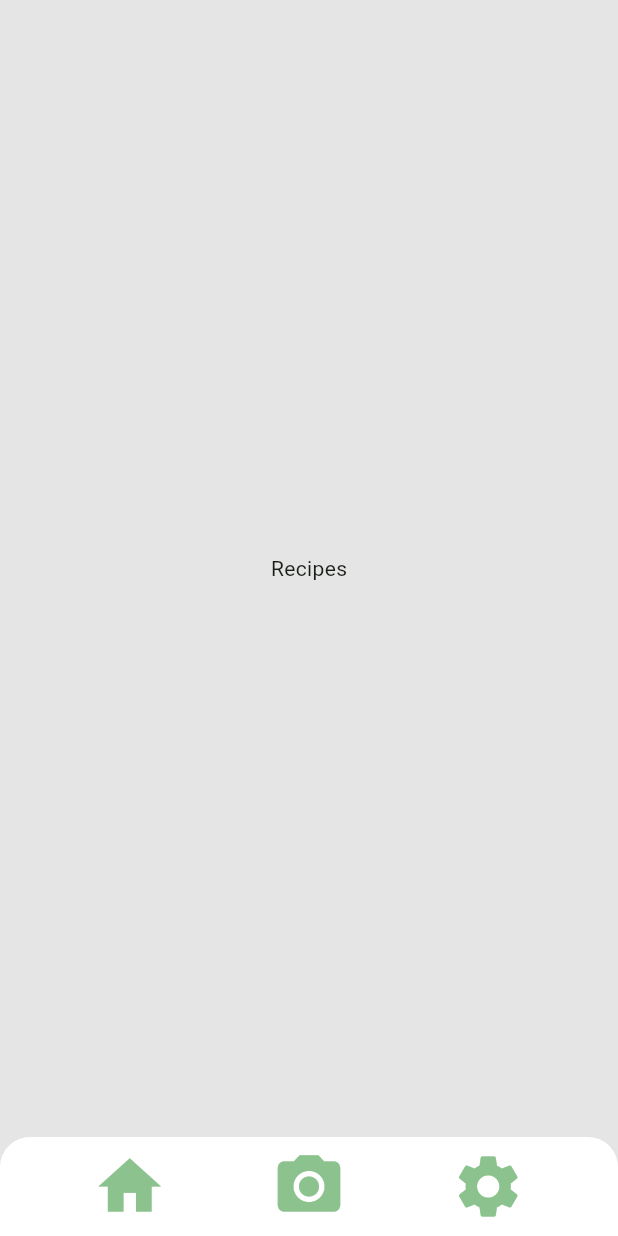
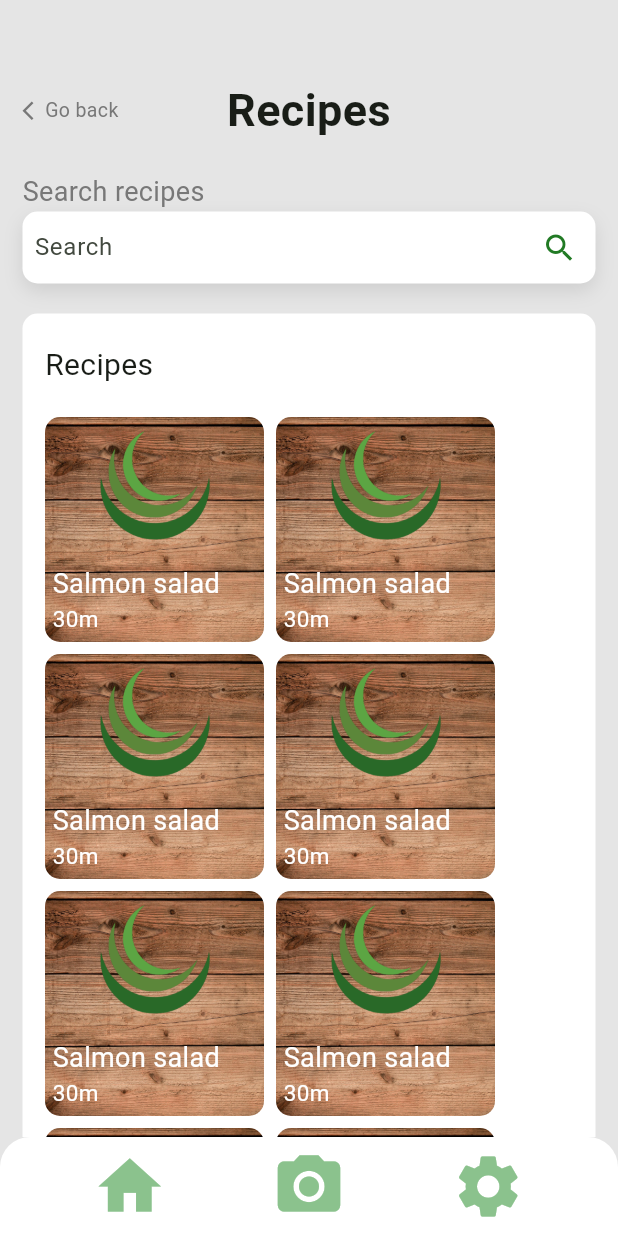
Before and after one commit to JarneLosschaert/FlavorAI, a Flutter app: the screen it shows after launch, after a tap on "Recipes", on a phone screen of 412 x 824 dp. Run offline on Flutter 3.47's test engine with Material 2 defaults, Android fonts, the phone set to English and light mode, and no system bars; our stand-ins replace camera, flutter_svg.

Commit message:
ui recipe page done

```diff
--- a/lib/UI/AppScreens.dart
+++ b/lib/UI/AppScreens.dart
@@ -33,7 +33,7 @@ class _AppScreensState extends State<AppScreens> {
 
   @override
   Widget build(BuildContext context) {
-    final List<Widget> _pages = [
+    final List<Widget> pages = [
       HomeScreen(
         onCardTapped: (index) {
           setState(() {
@@ -50,7 +50,10 @@ class _AppScreensState extends State<AppScreens> {
       backgroundColor: backgroundColor,
       body: AnimatedSwitcher(
         duration: const Duration(milliseconds: 100),
-        child: _pages[_currentIndex],
+        child: Container(
+          padding: const EdgeInsets.only(top: 32),
+          child: pages[_currentIndex],
+        ),
         transitionBuilder: (child, animation) {
           return FadeTransition(
             opacity: animation,
--- a/lib/UI/app_screens/RecipesScreen.dart
+++ b/lib/UI/app_screens/RecipesScreen.dart
@@ -1,3 +1,6 @@
+import 'package:flavor_ai_testing/UI/helpers/Searchbar.dart';
+import 'package:flavor_ai_testing/UI/helpers/General.dart';
+import 'package:flavor_ai_testing/constants/colors.dart';
 import 'package:flutter/material.dart';
 
 class RecipesScreen extends StatefulWidget {
@@ -10,8 +13,129 @@ class RecipesScreen extends StatefulWidget {
 class _RecipesScreenState extends State<RecipesScreen> {
   @override
   Widget build(BuildContext context) {
-    return const Center(
-      child: Text("Recipes"),
+    return SingleChildScrollView(
+        child:Container(
+      padding: const EdgeInsets.only(left: 15, right: 15),
+      child: Column(
+        children: [
+          const BasicTitle(text: "Recipes"),
+          const Subtitle(text: "Search recipes"),
+          SearchBarRecipes(
+            onSubmitted: (query) {
+              // Handle the search query (e.g., filter results)
+            },
+          ),
+          Container(height: 20),
+          const Recipes(),
+          Container(height: 20),
+        ],
+      ),
+        )
     );
   }
 }
+
+class Recipes extends StatelessWidget {
+  const Recipes({Key? key}) : super(key: key);
+
+  @override
+  Widget build(BuildContext context) {
+    return Container(
+      decoration: BoxDecoration(
+        borderRadius: BorderRadius.circular(10),
+        color: primaryBackgroundColor,
+      ),
+      alignment: Alignment.centerLeft,
+      padding: const EdgeInsets.only(left: 15, right: 15, top: 20),
+      child: Column(
+        crossAxisAlignment: CrossAxisAlignment.start,
+        children: [
+          const Text(
+            "Recipes",
+            style: TextStyle(
+              fontSize: 20,
+            ),
+          ),
+          Container(height: 20),
+          const Wrap(
+            spacing: 8,
+            runSpacing: 8,
+            children: [
+              Recipe(recipeTitle: "Salmon salad", time: "30m"),
+              Recipe(recipeTitle: "Salmon salad", time: "30m"),
+              Recipe(recipeTitle: "Salmon salad", time: "30m"),
+              Recipe(recipeTitle: "Salmon salad", time: "30m"),
+              Recipe(recipeTitle: "Salmon salad", time: "30m"),
+              Recipe(recipeTitle: "Salmon salad", time: "30m"),
+              Recipe(recipeTitle: "Salmon salad", time: "30m"),
+              Recipe(recipeTitle: "Salmon salad", time: "30m"),
+              Recipe(recipeTitle: "Salmon salad", time: "30m"),
+            ],
+          ),
+          Container(height: 20),
+        ],
+      ),
+    );
+  }
+}
+
+class Recipe extends StatelessWidget {
+  const Recipe({
+    Key? key,
+    required this.recipeTitle,
+    required this.time,
+  }) : super(key: key);
+
+  final String recipeTitle;
+  final String time;
+
+  @override
+  Widget build(BuildContext context) {
+    return Container(
+      decoration: BoxDecoration(
+        borderRadius: BorderRadius.circular(10),
+        image: const DecorationImage(
+          image: AssetImage('assets/images/background-recipe.jpg'),
+          fit: BoxFit.cover,
+        ),
+      ),
+      alignment: Alignment.centerLeft,
+      padding: const EdgeInsets.all(5),
+      height: 150,
+      width: 146,
+      child: Column(
+        mainAxisAlignment: MainAxisAlignment.spaceBetween,
+        crossAxisAlignment: CrossAxisAlignment.start,
+        children: [
+          Container(
+            alignment: Alignment.center,
+            child: const Image(
+              image: AssetImage('assets/logo/logo.png'),
+              height: 80,
+              width: 80,
+            ),
+          ),
+          Column(
+            crossAxisAlignment: CrossAxisAlignment.start,
+            children: [
+              Text(
+                recipeTitle,
+                style: TextStyle(
+                    fontSize: 18,
+                    color: tertiaryTextColor
+                ),
+              ),
+              Text(
+                time,
+                style: TextStyle(
+                    fontSize: 15,
+                    color: tertiaryTextColor
+                ),
+              ),
+            ],
+          )
+        ],
+      ),
+    );
+  }
+}
--- a/lib/UI/auth_screens/login_page.dart
+++ b/lib/UI/auth_screens/login_page.dart
@@ -48,7 +48,7 @@ class LoginPage extends StatelessWidget {
                     children: [
                       const SizedBox(height: 50),
                       SvgPicture.asset(
-                        'lib/images/LogoFlavorAI.svg',
+                        'assets/images/flavorAI.svg',
                         width: 125.0,
                         height: 125.0,
                       ),
--- a/lib/UI/auth_screens/register_page.dart
+++ b/lib/UI/auth_screens/register_page.dart
@@ -134,7 +134,7 @@ class RegisterPage extends StatelessWidget {
                     children: [
                       const SizedBox(height: 50),
                       SvgPicture.asset(
-                        'lib/images/LogoFlavorAI.svg',
+                        'assets/images/flavorAI.svg',
                         // Replace with the path to your SVG asset
                         width: 125.0, // Adjust the width as needed
                         height: 125.0, // Adjust the height as needed
--- /dev/null
+++ b/lib/UI/helpers/General.dart
@@ -0,0 +1,78 @@
+import 'package:flavor_ai_testing/constants/colors.dart';
+import 'package:flutter/material.dart';
+
+class BasicTitle extends StatelessWidget {
+  const BasicTitle({
+    Key? key,
+    required this.text,
+    this.withGoBack = true,
+  }) : super(key: key);
+
+  final String text;
+  final bool withGoBack;
+
+  @override
+  Widget build(BuildContext context) {
+    return Container(
+      padding: const EdgeInsets.only(top: 20, bottom: 20),
+      child: Row(
+        mainAxisAlignment: MainAxisAlignment.spaceBetween,
+        children: [
+          if (withGoBack)
+            Expanded(
+              child: Row(
+                children: [
+                  Icon(
+                    Icons.arrow_back_ios,
+                    color: secondaryTextColor,
+                    size: 15,
+                  ),
+                  Text(
+                    "Go back",
+                    style: TextStyle(
+                      fontSize: 13,
+                      color: secondaryTextColor,
+                    ),
+                  ),
+                ],
+              ),
+            )
+          else
+            Expanded(child: Container()),
+          Expanded(child: Text(
+            text,
+            textAlign: TextAlign.center,
+            style: const TextStyle(
+              fontSize: 30,
+              fontWeight: FontWeight.bold,
+            ),
+          )),
+          Expanded(child: Container()),
+        ],
+      ),
+    );
+  }
+}
+
+class Subtitle extends StatelessWidget {
+  const Subtitle({
+    Key? key,
+    required this.text,
+  }) : super(key: key);
+
+  final String text;
+
+  @override
+  Widget build(BuildContext context) {
+    return Container(
+      alignment: Alignment.centerLeft,
+      child: Text(
+        text,
+        style: TextStyle(
+          fontSize: 18,
+          color: secondaryTextColor,
+        ),
+      ),
+    );
+  }
+}
--- /dev/null
+++ b/lib/UI/helpers/Searchbar.dart
@@ -0,0 +1,77 @@
+import 'package:flavor_ai_testing/constants/colors.dart';
+import 'package:flutter/material.dart';
+
+class SearchBarRecipes extends StatefulWidget {
+  final ValueChanged<String> onSubmitted;
+
+  const SearchBarRecipes({Key? key, required this.onSubmitted}) : super(key: key);
+
+  @override
+  _SearchBarRecipesState createState() => _SearchBarRecipesState();
+}
+
+class _SearchBarRecipesState extends State<SearchBarRecipes> {
+  late TextEditingController _textEditingController;
+
+  @override
+  void initState() {
+    super.initState();
+    _textEditingController = TextEditingController();
+  }
+
+  @override
+  void dispose() {
+    _textEditingController.dispose();
+    super.dispose();
+  }
+
+  @override
+  Widget build(BuildContext context) {
+    return Container(
+      decoration: BoxDecoration(
+        borderRadius: BorderRadius.circular(10),
+        color: primaryBackgroundColor,
+        boxShadow: [
+          BoxShadow(
+            color: Colors.black.withOpacity(0.1),
+            blurRadius: 10,
+            offset: const Offset(0, 5),
+          ),
+        ],
+      ),
+      child: Row(
+        children: [
+          Expanded(
+            child: Padding(
+              padding: const EdgeInsets.only(left: 8),
+              child: TextField(
+                controller: _textEditingController,
+                decoration: const InputDecoration(
+                  hintText: 'Search',
+                  border: InputBorder.none,
+                ),
+                onSubmitted: (value) {
+                  widget.onSubmitted(value);
+                },
+              ),
+            ),
+          ),
+          Container(
+            decoration: BoxDecoration(
+              borderRadius: BorderRadius.circular(5),
+            ),
+            child: IconButton(
+              icon: Icon(
+                  Icons.search,
+                  color: primaryColor,
+              ),
+              onPressed: () {
+                widget.onSubmitted(_textEditingController.text);
+              },
+            ),
+          ),
+        ],
+      ),
+    );
+  }
+}
--- a/lib/constants/colors.dart
+++ b/lib/constants/colors.dart
@@ -18,4 +18,5 @@ Color primaryBackgroundColor = white;
 Color secondaryBackgroundColor = darkGrey;
 
 Color primaryTextColor = black;
-Color secondaryTextColor = white;
+Color secondaryTextColor = darkGrey;
+Color tertiaryTextColor = white;
--- a/pubspec.yaml
+++ b/pubspec.yaml
@@ -63,7 +63,9 @@ flutter:
   # the material Icons class.
   uses-material-design: true
   assets:
-    - lib/images/LogoFlavorAI.svg
+    - assets/images/flavorAI.svg
+    - assets/images/background-recipe.jpg
+    - assets/logo/logo.png
 
 
   # To add assets to your application, add an assets section, like this:
```
Also changed, not shown: assets/images/background-recipe.jpg (added), assets/images/flavorAI.svg (renamed from lib/images/LogoFlavorAI.svg), assets/logo/logo.png (renamed from lib/images/logo.png), pubspec.lock.
